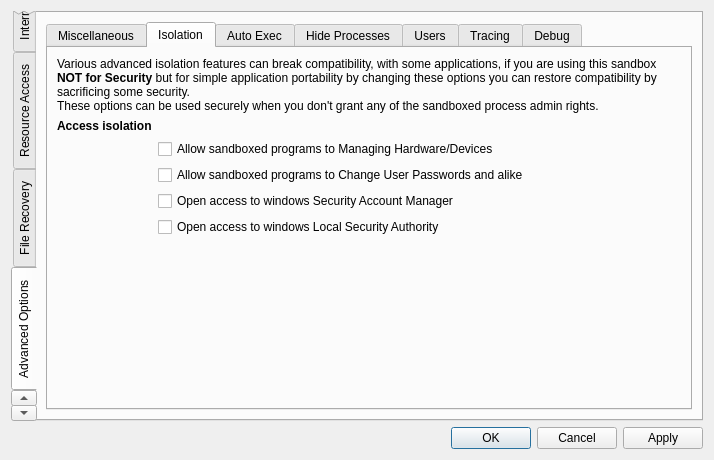
The window that SandboxiePlus/SandMan/Forms/OptionsWindow.ui (sandboxie-plus/Sandboxie) describes before a commit, drawn with Qt 5.
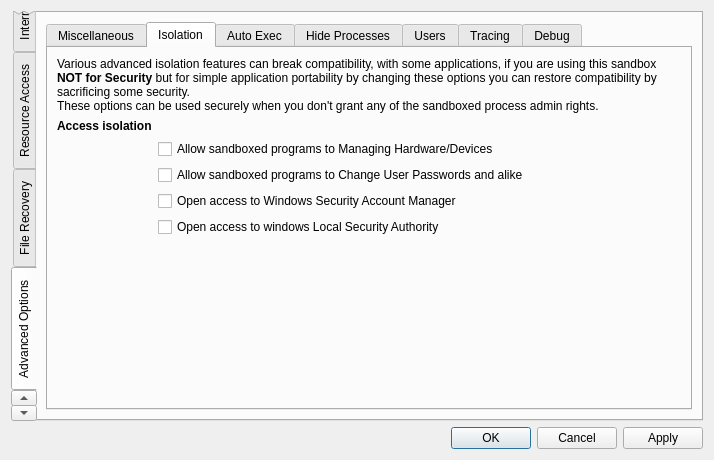
The same window after the commit. The open tabs and pages were chosen to show the change.

What changed in the file:
```diff
--- a/SandboxiePlus/SandMan/Forms/OptionsWindow.ui
+++ b/SandboxiePlus/SandMan/Forms/OptionsWindow.ui
@@ -1698,7 +1698,7 @@
                  <item row="4" column="1">
                   <widget class="QCheckBox" name="chkOpenSamEndpoint">
                    <property name="text">
-                    <string>Open access to windows Security Account Manager</string>
+                    <string>Open access to Windows Security Account Manager</string>
                    </property>
                   </widget>
                  </item>
```
